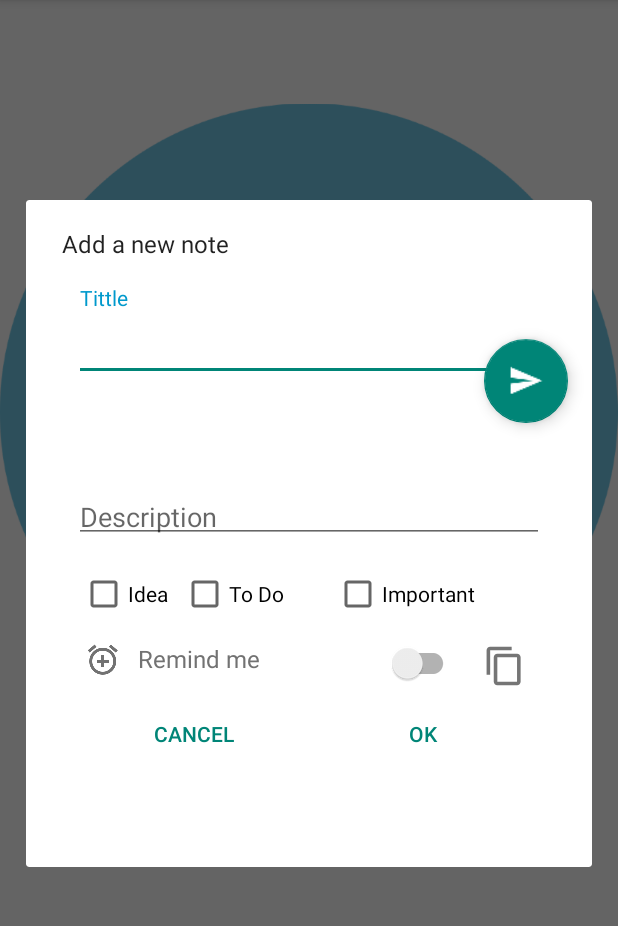
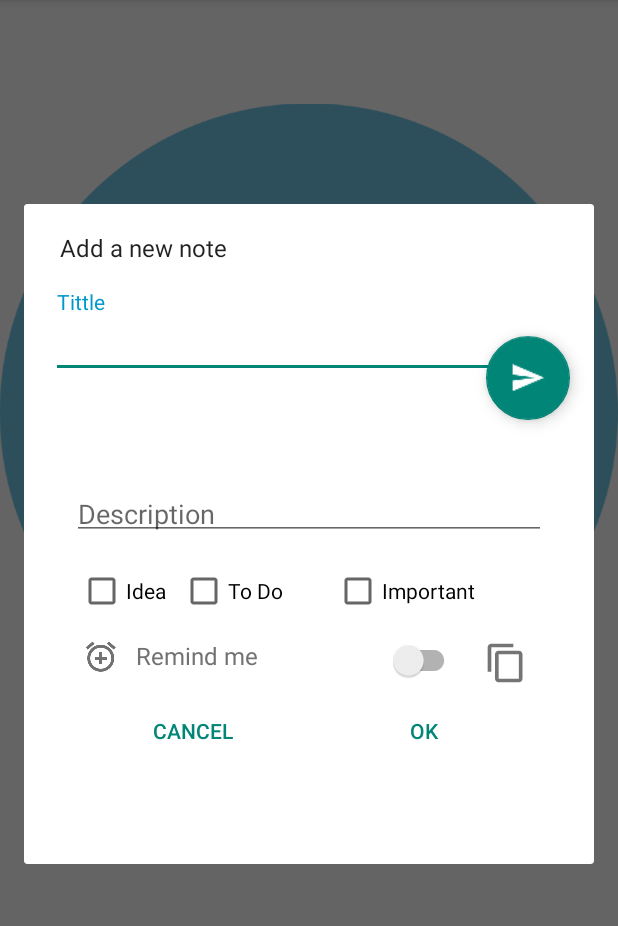
Before and after one commit to mbeascoa/TareasV2, an Android app: the screen it shows after launch (MainActivityNote), after a tap on "Add", on a phone screen of 412 x 824 dp, the part 84-1010 px from its top. Run offline under Robolectric (Android 15) with nearby library versions, the phone set to English and light mode, and no system bars; libraries missing offline, so code that uses them is left out: com.amulyakhare.textdrawable, com.wdullaer.materialdatetimepicker.

Commit message:
proyecto bastante avanzado coloritos le puse una libreria nueva

```diff
--- a/app/build.gradle
+++ b/app/build.gradle
@@ -33,6 +33,7 @@
     implementation 'com.google.android.material:material:1.4.0'
     implementation 'androidx.constraintlayout:constraintlayout:2.1.0'
     implementation 'com.wdullaer:materialdatetimepicker:1.5.1'
+    implementation 'com.amulyakhare:com.amulyakhare.textdrawable:1.0.1'
     testImplementation 'junit:junit:4.+'
     androidTestImplementation 'androidx.test.ext:junit:1.1.3'
     androidTestImplementation 'androidx.test.espresso:espresso-core:3.4.0'
--- a/app/src/main/java/com/beastek/tareas/DialogNewNote.java
+++ b/app/src/main/java/com/beastek/tareas/DialogNewNote.java
@@ -41,6 +41,7 @@
 import androidx.appcompat.app.AppCompatActivity;
 import androidx.appcompat.widget.SwitchCompat;
 import androidx.appcompat.widget.Toolbar;
+import android.widget.ImageView;
 import androidx.core.app.NavUtils;
 import androidx.fragment.app.DialogFragment;
 
@@ -57,6 +58,8 @@
 import com.wdullaer.materialdatetimepicker.date.DatePickerDialog;
 import com.wdullaer.materialdatetimepicker.time.RadialPickerLayout;
 import com.wdullaer.materialdatetimepicker.time.TimePickerDialog;
+import com.amulyakhare.textdrawable.TextDrawable;
+import com.amulyakhare.textdrawable.util.ColorGenerator;
 
 
 public class DialogNewNote extends DialogFragment implements DatePickerDialog.OnDateSetListener, TimePickerDialog.OnTimeSetListener {
@@ -94,6 +97,7 @@
     public static final String DATE_FORMAT_TIME = "H:m";
 
     private LinearLayout mContainerLayout;
+    private ImageView image;
 
 
     @Override
@@ -147,6 +151,7 @@
 
         btnCancel = (Button) dialogView.findViewById(R.id.btnCancel);
         btnOk = (Button) dialogView.findViewById(R.id.btnOk);
+        image = (ImageView) dialogView.findViewById(R.id.image_view);
 
 
         builder.setView(dialogView)
@@ -180,6 +185,12 @@
                     newNote.setIdea(checkBoxIdea.isChecked());
                     newNote.setTodo(checkBoxTodo.isChecked());
                     newNote.setImportant(checkBoxImportant.isChecked());
+                    TextDrawable drawable = TextDrawable.builder()
+                            .buildRoundRect("A", Color.RED, 10);
+
+                    image.setImageDrawable(drawable);
+                    int color = ColorGenerator.MATERIAL.getRandomColor();
+                    newNote.setTodoColor(color);
 
                     if (mToDoDateSwitch.isChecked() && (newNote.getToDoDate() != null)) {
                         newNote.setReminder(true);
--- a/app/src/main/res/layout/dialog_new_note.xml
+++ b/app/src/main/res/layout/dialog_new_note.xml
@@ -37,19 +37,19 @@
 
                     <EditText
                         android:id="@+id/userToDoEditTextTitle"
-                        android:layout_width="match_parent"
-                        android:layout_height="50dp"
+                        android:layout_width="343dp"
+                        android:layout_height="match_parent"
                         android:layout_marginLeft="32dp"
                         android:layout_marginRight="32dp"
                         android:gravity="start|bottom"
                         android:hint="Tittle"
-                        android:textColorHint="@color/mdtp_light_gray"
                         android:inputType="textAutoCorrect|textCapSentences"
                         android:lines="2"
                         android:maxLength="30"
                         android:maxLines="3"
                         android:scrollbars="vertical"
-                        android:textColor="@color/mdtp_light_gray" />
+                        android:textColor="@color/mdtp_light_gray"
+                        android:textColorHint="@color/mdtp_light_gray" />
 
                 </com.beastek.tareas.CustomTextInputLayout>
 
--- a/app/src/main/res/layout/list_item_note.xml
+++ b/app/src/main/res/layout/list_item_note.xml
@@ -21,6 +21,10 @@
             android:layout_width="match_parent"
             android:layout_height="match_parent"
             android:background="#C5CAE9">
+
+            <ImageView android:layout_width="60dp"
+                android:layout_height="60dp"
+                android:id="@+id/image_view"/>
 
             <ImageView
                 android:id="@+id/image_view_important"
```
Also changed, not shown: app/src/main/java/com/beastek/tareas/MainActivityNote.java (+2 -7 lines), app/src/main/java/com/beastek/tareas/Note.java (+42 -1 lines).
